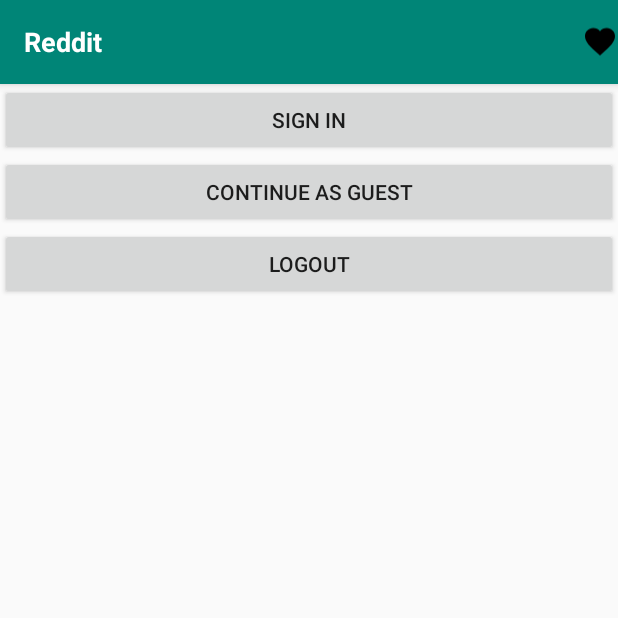
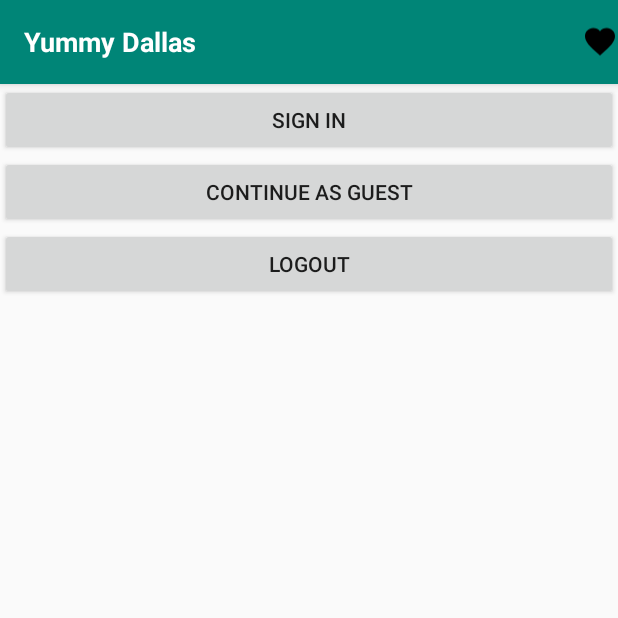
Before and after one commit to tonyluCM/AndroidFP, an Android app: the screen it shows after launch (MainActivity), on a phone screen of 412 x 824 dp, the top half of it. Run offline under Robolectric (Android 15) with nearby library versions, the phone set to English and light mode, and no system bars; libraries missing offline, so code that uses them is left out: com.firebase.ui; 1 statement that could not run was skipped.

Commit message:
fixed app name

```diff
--- a/app/src/main/java/edu/cs371m/finalproject/ui/categories/CategoryListAdapter.kt
+++ b/app/src/main/java/edu/cs371m/finalproject/ui/categories/CategoryListAdapter.kt
@@ -43,12 +43,12 @@
                 //repo-fetch similar
                // viewModel.setSubredditToTitle()
                // viewModel.setTitleToSubreddit()
-                if (clickedCategory != null) {
+
                     viewModel.setTitle(clickedCategory)
                     viewModel.setMealCategory(clickedCategory)
                     viewModel.setTitleToCategory()
                     viewModel.netMealsInCategory()
-                }
+
 
 
             }
--- a/app/src/main/res/values/strings.xml
+++ b/app/src/main/res/values/strings.xml
@@ -1,4 +1,4 @@
 <resources>
-    <string name="app_name">Reddit</string>
+    <string name="app_name">Yummy Dallas</string>
     <string name="action_settings">Settings</string>
 </resources>
```
